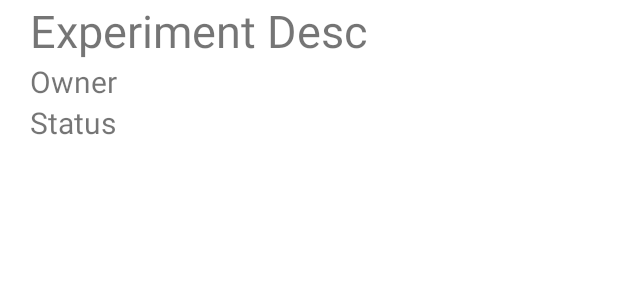
After one commit to CMPUT301W21T26/CrowdTest, an Android app: the layout content.xml on its own in the app's theme, with its tools: preview values and no code run, on a phone screen of 412 x 824 dp. The commit adds this screen. Shown: the top 300 px of the screen. Run offline under Robolectric (Android 15) with nearby library versions, the phone set to English and light mode, and no system bars.

Commit message:
List experiment values in Search Experiments UI

```diff
--- a/app/build.gradle
+++ b/app/build.gradle
@@ -36,6 +36,8 @@ dependencies {
     implementation 'com.google.firebase:firebase-firestore'
     implementation 'com.android.support:multidex:1.0.3'
     implementation 'androidx.legacy:legacy-support-v4:1.0.0'
+    implementation 'androidx.navigation:navigation-fragment:2.3.3'
+    implementation 'androidx.navigation:navigation-ui:2.3.3'
     testImplementation 'junit:junit:4.+'
     androidTestImplementation 'androidx.test.ext:junit:1.1.2'
     androidTestImplementation 'androidx.test.espresso:espresso-core:3.3.0'
--- a/app/src/main/AndroidManifest.xml
+++ b/app/src/main/AndroidManifest.xml
@@ -3,6 +3,7 @@
     package="com.example.crowdtest">
 
     <uses-permission android:name="android.permission.READ_PRIVILEGED_PHONE_STATE" />
+
     <application
         android:allowBackup="true"
         android:icon="@mipmap/ic_launcher"
@@ -10,7 +11,8 @@
         android:roundIcon="@mipmap/ic_launcher_round"
         android:supportsRtl="true"
         android:theme="@style/Theme.CrowdTest">
-        <activity android:name=".ExperimentListActivity"></activity>
+        <activity android:name=".SearchExperimentActivity"></activity>
+        <activity android:name=".ExperimentListActivity" />
         <activity android:name=".MainActivity">
             <intent-filter>
                 <action android:name="android.intent.action.MAIN" />
--- a/app/src/main/java/com/example/crowdtest/experiments/Binomial.java
+++ b/app/src/main/java/com/example/crowdtest/experiments/Binomial.java
@@ -6,7 +6,6 @@ import java.util.ArrayList;
 import java.util.Collection;
 
 public class Binomial extends Experiment {
-    private Collection <BinomialTrial> trials;
 
     /**
      * Experiment constructor
@@ -16,11 +15,13 @@ public class Binomial extends Experiment {
      */
     public Binomial(Experimenter owner, String experimentID) {
         super(owner, experimentID);
-        trials = new ArrayList<>();
+        this.trials = new ArrayList<>();
+        this.type = "binomial";
     }
 
     @Override
     public void addTrial(Trial trial) {
         trials.add((BinomialTrial) trial);
     }
+
 }
--- a/app/src/main/java/com/example/crowdtest/experiments/Count.java
+++ b/app/src/main/java/com/example/crowdtest/experiments/Count.java
@@ -6,7 +6,6 @@ import java.util.ArrayList;
 import java.util.Collection;
 
 public class Count extends Experiment {
-    private Collection <CountTrial> trials;
 
     /**
      * Experiment constructor
@@ -16,11 +15,13 @@ public class Count extends Experiment {
      */
     public Count(Experimenter owner, String experimentID) {
         super(owner, experimentID);
-        trials = new ArrayList<>();
+        this.trials = new ArrayList<>();
+        this.type = "count";
     }
 
     @Override
     public void addTrial(Trial trial) {
         trials.add((CountTrial) trial);
     }
+
 }
--- a/app/src/main/java/com/example/crowdtest/experiments/Measurement.java
+++ b/app/src/main/java/com/example/crowdtest/experiments/Measurement.java
@@ -6,7 +6,6 @@ import java.util.ArrayList;
 import java.util.Collection;
 
 public class Measurement extends Experiment {
-    private Collection <MeasurementTrial> trials;
 
     /**
      * Experiment constructor
@@ -17,10 +16,12 @@ public class Measurement extends Experiment {
     public Measurement(Experimenter owner, String experimentID) {
         super(owner, experimentID);
         trials = new ArrayList<>();
+        this.type = "measurement";
     }
 
     @Override
     public void addTrial(Trial trial) {
         trials.add((MeasurementTrial) trial);
     }
+
 }
--- a/app/src/main/java/com/example/crowdtest/experiments/MeasurementTrial.java
+++ b/app/src/main/java/com/example/crowdtest/experiments/MeasurementTrial.java
@@ -10,6 +10,7 @@ public class MeasurementTrial extends Trial {
      * @param inputMeasurement Input measurement
      */
     public MeasurementTrial(double inputMeasurement) {
+
         measurement = inputMeasurement;
     }
 
--- a/app/src/main/java/com/example/crowdtest/experiments/NonNegative.java
+++ b/app/src/main/java/com/example/crowdtest/experiments/NonNegative.java
@@ -6,7 +6,6 @@ import java.util.ArrayList;
 import java.util.Collection;
 
 public class NonNegative extends Experiment {
-    private Collection <NonNegativeTrial> trials;
 
     /**
      * Experiment constructor
@@ -17,10 +16,12 @@ public class NonNegative extends Experiment {
     public NonNegative(Experimenter owner, String experimentID) {
         super(owner, experimentID);
         trials = new ArrayList<>();
+        this.type = "nonnegative";
     }
 
     @Override
     public void addTrial(Trial trial) {
         trials.add((NonNegativeTrial) trial);
     }
+
 }
--- /dev/null
+++ b/app/src/main/res/layout/content.xml
@@ -0,0 +1,37 @@
+<?xml version="1.0" encoding="utf-8"?>
+<LinearLayout xmlns:android="http://schemas.android.com/apk/res/android"
+    android:layout_width="match_parent"
+    android:layout_height="wrap_content"
+    android:orientation="vertical">
+
+    <TextView
+        android:id="@+id/exp_desc_text"
+        android:layout_width="wrap_content"
+        android:layout_height="wrap_content"
+        android:layout_marginLeft="20dp"
+        android:text="Experiment Desc"
+        android:textSize="30sp">
+
+    </TextView>
+
+    <TextView
+        android:id="@+id/owner_text"
+        android:layout_width="wrap_content"
+        android:layout_height="wrap_content"
+        android:layout_marginLeft="20dp"
+        android:text="Owner"
+        android:textSize="20sp">
+
+    </TextView>
+
+    <TextView
+        android:id="@+id/status_text"
+        android:layout_width="wrap_content"
+        android:layout_height="wrap_content"
+        android:layout_marginLeft="20dp"
+        android:text="Status"
+        android:textSize="20sp">
+
+    </TextView>
+
+</LinearLayout>
--- /dev/null
+++ b/app/src/main/res/values/dimens.xml
@@ -0,0 +1,3 @@
+<resources>
+    <dimen name="fab_margin">16dp</dimen>
+</resources>
--- a/app/src/main/res/values/themes.xml
+++ b/app/src/main/res/values/themes.xml
@@ -13,4 +13,10 @@
         <item name="android:statusBarColor" tools:targetApi="l">?attr/colorPrimaryVariant</item>
         <!-- Customize your theme here. -->
     </style>
+    <style name="Theme.CrowdTest.NoActionBar">
+        <item name="windowActionBar">false</item>
+        <item name="windowNoTitle">true</item>
+    </style>
+    <style name="Theme.CrowdTest.AppBarOverlay" parent="ThemeOverlay.AppCompat.Dark.ActionBar" />
+    <style name="Theme.CrowdTest.PopupOverlay" parent="ThemeOverlay.AppCompat.Light" />
 </resources>
```
Also changed, not shown: app/src/main/java/com/example/crowdtest/CustomList.java (added, +51 -0 lines), app/src/main/java/com/example/crowdtest/ExperimentManager.java (+76 -3 lines), app/src/main/java/com/example/crowdtest/GetAllExperimentsResults.java (added, +10 -0 lines), app/src/main/java/com/example/crowdtest/MainActivity.java (+9 -0 lines), app/src/main/java/com/example/crowdtest/SearchExperimentActivity.java (added, +85 -0 lines), app/src/main/java/com/example/crowdtest/experiments/Experiment.java (+58 -9 lines), app/src/main/res/layout/activity_search_experiment.xml (added, +38 -0 lines), app/src/main/res/navigation/nav_graph.xml (added, +28 -0 lines), app/src/main/res/values/strings.xml (+9 -0 lines).
